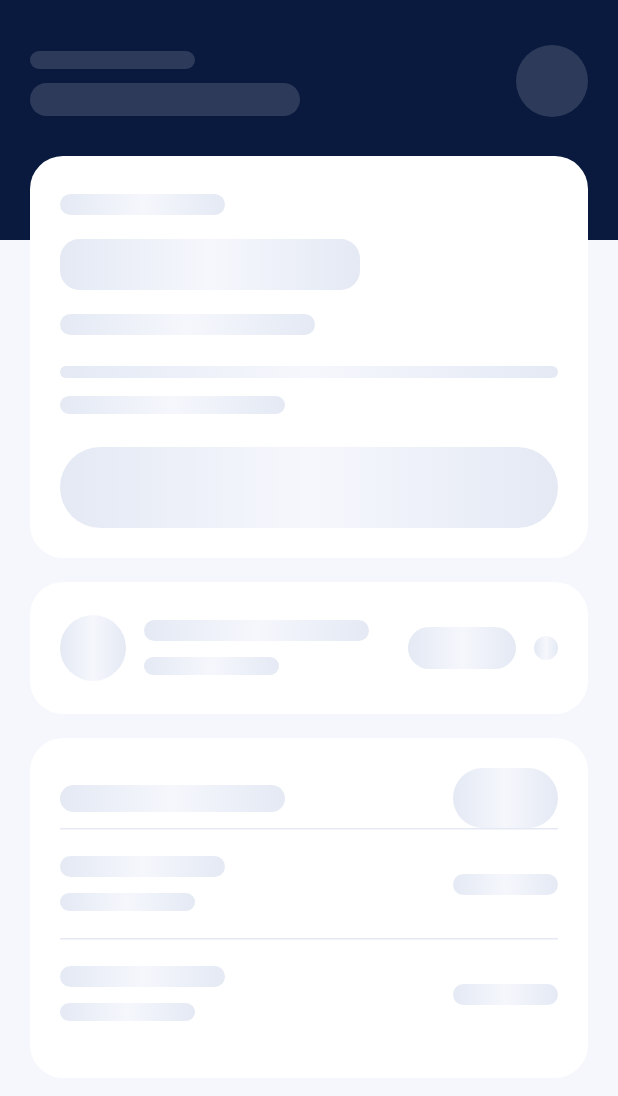
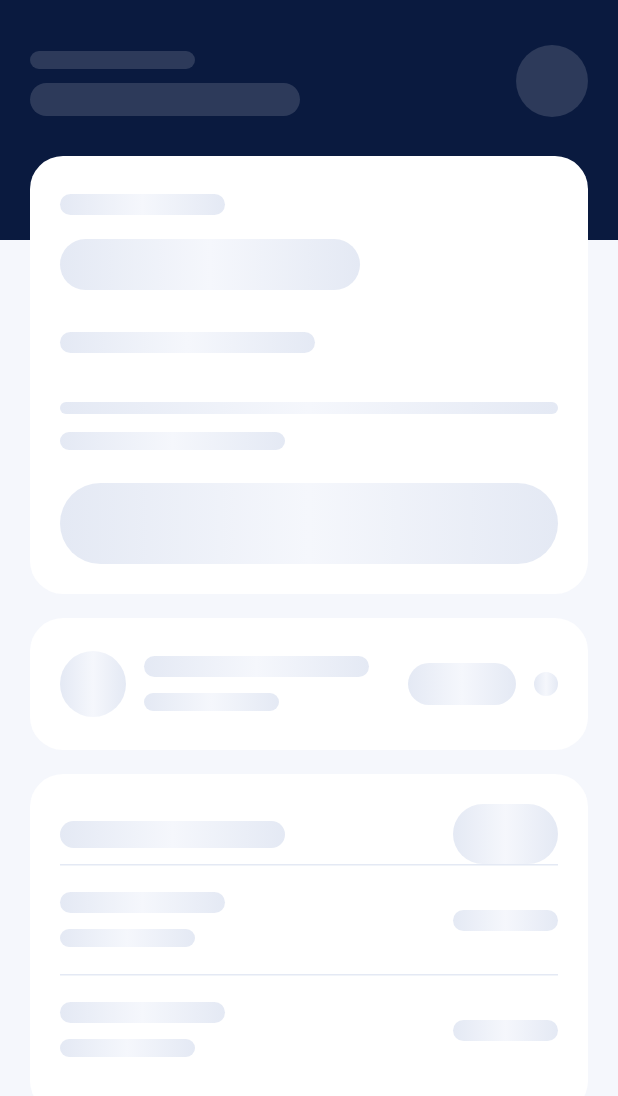
Before and after one commit to ubaidbadar/qist-customer, an Android app built with Jetpack Compose: the composable HomeSkeleton shown on its own in the app's theme, on a phone screen of 412 x 824 dp. Shown: the top 1096 px of the screen. Run offline under Robolectric (Android 15) with nearby library versions, the phone set to English and light mode, and no system bars.

Commit message:
Align Home loading skeleton to completed-plan layout
* Share exact Home installment layout rhythm between skeleton and loaded card

* Use actual typography line heights and shared installment layout in Home skeleton

* Verify Home first card height for loading, active, and completed plans

```diff
--- a/customer/src/main/kotlin/pk/qist/customer/ui/dashboard/CustomerScaffold.kt
+++ b/customer/src/main/kotlin/pk/qist/customer/ui/dashboard/CustomerScaffold.kt
@@ -171,37 +171,24 @@ private fun PaymentsSkeletonRow() {
 internal fun HomeSkeleton() {
     HomeFrame(headerContent = {
         Column(Modifier.weight(1f)) {
-            // Reserve the same line heights as the greeting and name, not just bar heights.
-            Box(Modifier.height(24.dp), contentAlignment = Alignment.CenterStart) {
-                SkeletonBar(110.dp, 12.dp, onNavy = true)
-            }
-            Box(Modifier.height(28.dp), contentAlignment = Alignment.CenterStart) {
-                SkeletonBar(180.dp, 22.dp, shape = QistShapes.CodeCell, onNavy = true)
-            }
+            SkeletonTypographyLine(110.dp, 12.dp, MaterialTheme.typography.bodyLarge,
+                copy("Assalam o Alaikum", "السلام علیکم"), onNavy = true)
+            SkeletonTypographyLine(180.dp, 22.dp, MaterialTheme.typography.titleLarge,
+                copy("Customer", "صارف"), onNavy = true)
         }
         SkeletonBlock(Modifier.size(48.dp), onNavy = true)
     }) {
-        Panel(Modifier.testTag("home-first-card")) {
-            Box(Modifier.height(24.dp), contentAlignment = Alignment.CenterStart) {
-                SkeletonBar(110.dp, 14.dp)
-            }
-            Spacer(Modifier.height(8.dp))
-            Box(Modifier.height(40.dp), contentAlignment = Alignment.CenterStart) {
-                SkeletonBar(200.dp, 34.dp, shape = QistShapes.CodeCell)
-            }
-            Spacer(Modifier.height(8.dp))
-            Box(Modifier.height(24.dp), contentAlignment = Alignment.CenterStart) {
-                SkeletonBar(170.dp, 14.dp)
-            }
-            Spacer(Modifier.height(16.dp))
-            SkeletonBlock(Modifier.fillMaxWidth().height(8.dp))
-            Spacer(Modifier.height(6.dp))
-            Box(Modifier.height(24.dp), contentAlignment = Alignment.CenterStart) {
-                SkeletonBar(150.dp, 12.dp)
-            }
-            Spacer(Modifier.height(16.dp))
-            SkeletonBlock(Modifier.fillMaxWidth().height(54.dp))
-        }
+        HomeInstallmentFrame(
+            label = { SkeletonTypographyLine(110.dp, 14.dp, MaterialTheme.typography.titleMedium) },
+            amount = { SkeletonTypographyLine(200.dp, 34.dp, MaterialTheme.typography.headlineLarge) },
+            description = {
+                SkeletonTypographyLine(170.dp, 14.dp, MaterialTheme.typography.bodyLarge,
+                    copy("You have paid every installment. Thank you!", "آپ نے تمام اقساط ادا کر دی ہیں۔ شکریہ!"))
+            },
+            progress = { SkeletonBlock(Modifier.fillMaxWidth().height(8.dp)) },
+            count = { SkeletonTypographyLine(150.dp, 12.dp, MaterialTheme.typography.bodyLarge) },
+            action = { SkeletonBlock(Modifier.fillMaxWidth().height(54.dp)) },
+        )
         Panel {
             Row(Modifier.fillMaxWidth(), verticalAlignment = Alignment.CenterVertically,
                 horizontalArrangement = Arrangement.spacedBy(QistSpacing.Item)) {
@@ -272,10 +259,10 @@ internal fun PlanSkeleton() {
 
 /** A transparent glyph reserves the same font-scaled line height as the loaded text. */
 @Composable
-private fun SkeletonTypographyLine(width: Dp, height: Dp, style: TextStyle, reserveText: String = "0") {
+private fun SkeletonTypographyLine(width: Dp, height: Dp, style: TextStyle, reserveText: String = "0", onNavy: Boolean = false) {
     Box(contentAlignment = Alignment.CenterStart) {
         Text(reserveText, style = style, color = Color.Transparent)
-        SkeletonBar(width, height)
+        SkeletonBar(width, height, onNavy = onNavy)
     }
 }
 
--- a/customer/src/main/kotlin/pk/qist/customer/ui/dashboard/HomeOverview.kt
+++ b/customer/src/main/kotlin/pk/qist/customer/ui/dashboard/HomeOverview.kt
@@ -77,25 +77,57 @@ internal fun HomeOverview(data: DashboardSample, message: String?, unread: Boole
     }
 }
 
+/**
+ * A single vertical rhythm for the first Home card in loading and loaded states.
+ * Text and skeleton placeholders only supply content, never their own spacing.
+ */
+@Composable
+internal fun HomeInstallmentFrame(
+    label: @Composable () -> Unit,
+    amount: @Composable () -> Unit,
+    description: @Composable () -> Unit,
+    progress: @Composable () -> Unit,
+    count: @Composable () -> Unit,
+    action: @Composable () -> Unit,
+) {
+    Panel(Modifier.testTag("home-first-card")) {
+        label()
+        Spacer(Modifier.height(8.dp))
+        amount()
+        Spacer(Modifier.height(8.dp))
+        description()
+        Spacer(Modifier.height(16.dp))
+        progress()
+        Spacer(Modifier.height(6.dp))
+        count()
+        Spacer(Modifier.height(16.dp))
+        action()
+    }
+}
+
 @Composable
 private fun InstallmentCard(data: DashboardSample, onHelp: () -> Unit, onReceipts: () -> Unit) {
     val cancelled = data.status == "cancelled"
     val completed = data.completed && data.remaining == 0L
     val overdue = !cancelled && !completed && data.remaining > 0L && data.days < 0
-    Panel(Modifier.testTag("home-first-card")) {
+    val showReceipts = completed || cancelled
+    HomeInstallmentFrame(
+        label = {
             Text(when {
                 cancelled -> copy("Plan status", "منصوبے کی حالت")
                 completed -> copy("Plan completed", "منصوبہ مکمل ہو گیا")
                 overdue -> copy("Overdue installment", "تاخیر شدہ قسط")
                 else -> copy("Next installment", "اگلی قسط")
             }, color = MaterialTheme.colorScheme.onSurfaceVariant, style = MaterialTheme.typography.titleMedium)
-        Spacer(Modifier.height(8.dp))
+        },
+        amount = {
             Text(when {
                 cancelled -> copy("Cancelled", "منسوخ")
                 completed -> copy("All paid", "سب ادا ہو گیا")
                 else -> copy("Rs. ${data.amount}", "روپے ${data.amount}")
             }, style = MaterialTheme.typography.headlineLarge)
-        Spacer(Modifier.height(8.dp))
+        },
+        description = {
             Text(when {
                 completed -> copy("You have paid every installment. Thank you!", "آپ نے تمام اقساط ادا کر دی ہیں۔ شکریہ!")
                 cancelled -> copy("Contact your retailer for details about this plan.", "اس منصوبے کی تفصیل کے لیے اپنے دکاندار سے رابطہ کریں۔")
@@ -103,19 +135,24 @@ private fun InstallmentCard(data: DashboardSample, onHelp: () -> Unit, onReceipt
                 data.days < 0 -> copy("Overdue by ${-data.days} days · was due ${data.dueDate}", "${-data.days} دن تاخیر · آخری تاریخ ${data.dueDate}")
                 else -> copy("Due ${data.dueDate} · in ${data.days} days", "${data.dueDate} تک · ${data.days} دن باقی")
             }, color = if (overdue) pk.qist.customer.ui.theme.Destructive else Navy)
-        Spacer(Modifier.height(16.dp))
+        },
+        progress = {
             LinearProgressIndicator(
                 progress = { if (completed) 1f else if (data.total == 0) 0f else (data.paid.toFloat() / data.total).coerceIn(0f, 1f) },
                 modifier = Modifier.fillMaxWidth().height(8.dp),
                 color = Blue,
                 trackColor = Divider,
             )
-        Spacer(Modifier.height(6.dp))
-        Text(copy("${data.paid} of ${data.total} installments paid", "${data.total} میں سے ${data.paid} اقساط ادا ہوئیں"), color = MaterialTheme.colorScheme.onSurfaceVariant)
-        Spacer(Modifier.height(16.dp))
-        val showReceipts = completed || cancelled
-        Pill(if (showReceipts) copy("View receipts", "رسیدیں دیکھیں") else copy("How to pay", "ادائیگی کیسے کریں"), if (showReceipts) onReceipts else onHelp)
-    }
+        },
+        count = {
+            Text(copy("${data.paid} of ${data.total} installments paid", "${data.total} میں سے ${data.paid} اقساط ادا ہوئیں"),
+                color = MaterialTheme.colorScheme.onSurfaceVariant)
+        },
+        action = {
+            Pill(if (showReceipts) copy("View receipts", "رسیدیں دیکھیں") else copy("How to pay", "ادائیگی کیسے کریں"),
+                if (showReceipts) onReceipts else onHelp)
+        },
+    )
 }
 
 @Composable
```
Also changed, not shown: 1 other file. Lines whose indentation alone changed are shown as unchanged.
